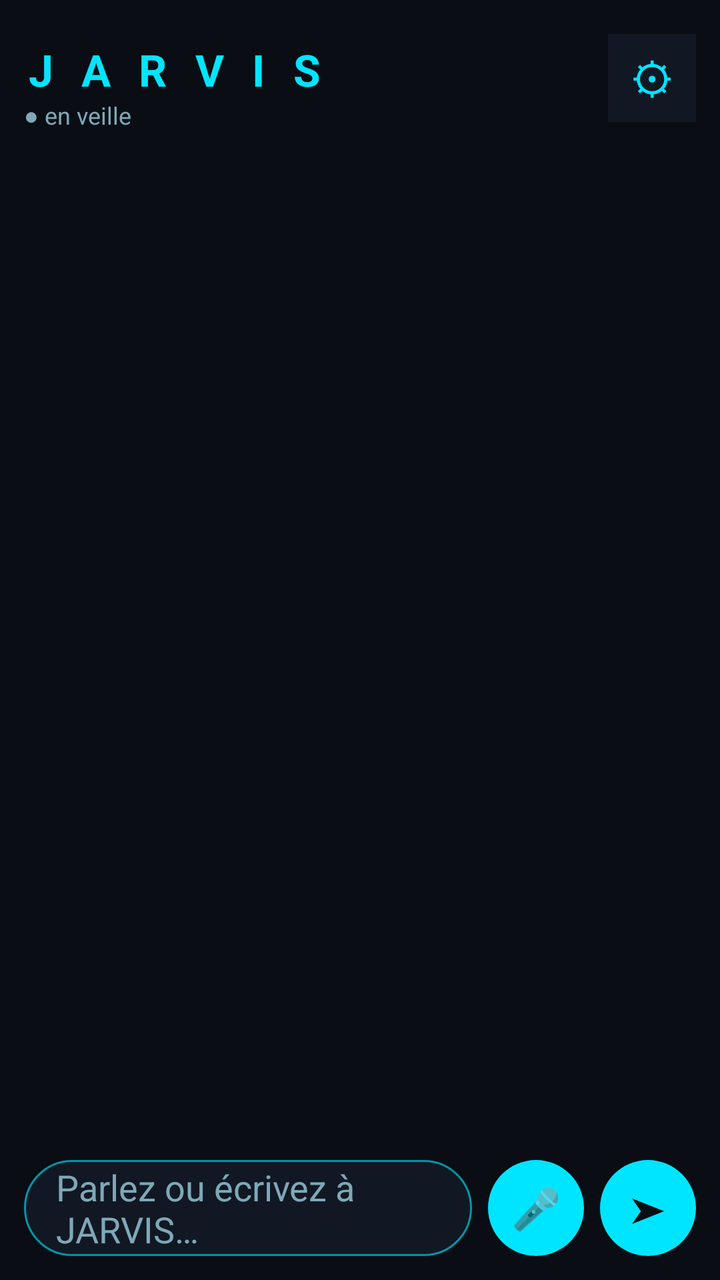
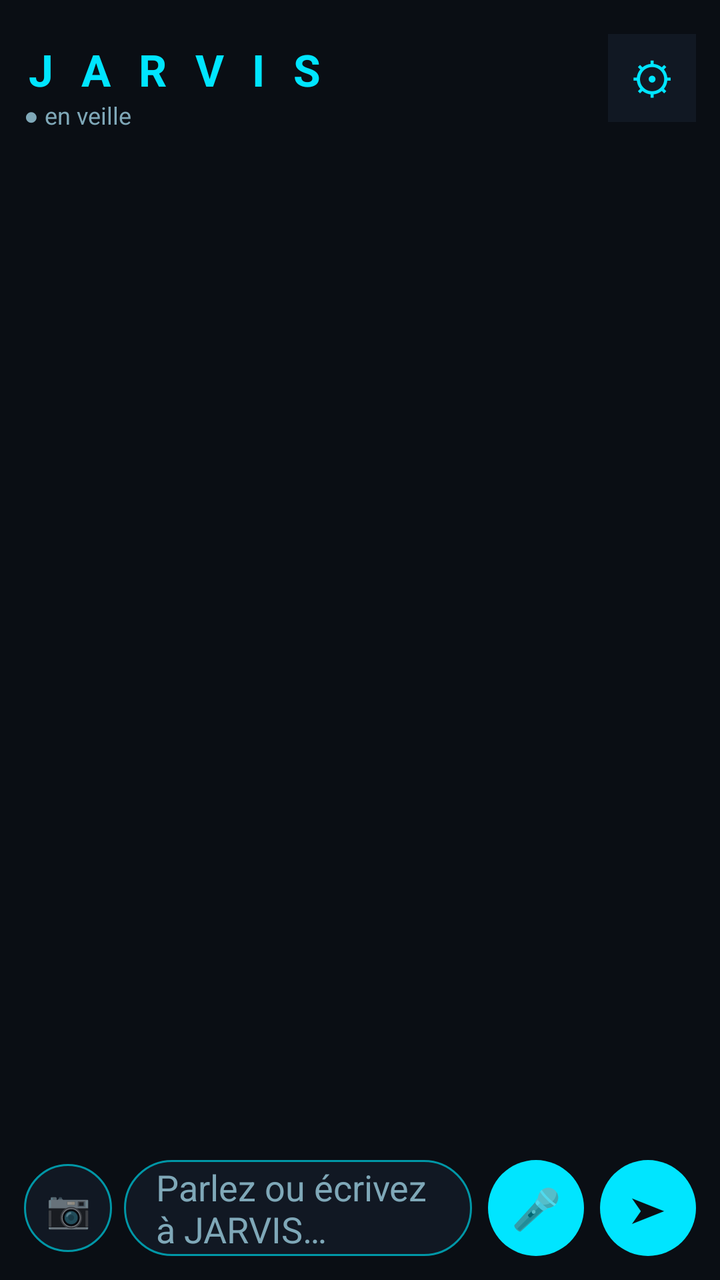

The first picture is an Android layout as it rendered before a commit; the second is the same layout after the commit. The layout source and the unified diff follow.
<!-- AndroidManifest.xml: activity theme Theme.Jarvis -->
<!-- res/layout/activity_main.xml -->
<?xml version="1.0" encoding="utf-8"?>
<LinearLayout xmlns:android="http://schemas.android.com/apk/res/android"
    android:layout_width="match_parent"
    android:layout_height="match_parent"
    android:orientation="vertical"
    android:background="@color/background_dark"
    android:padding="12dp">

    <LinearLayout
        android:layout_width="match_parent"
        android:layout_height="wrap_content"
        android:orientation="horizontal"
        android:gravity="center_vertical">

        <LinearLayout
            android:layout_width="0dp"
            android:layout_height="wrap_content"
            android:layout_weight="1"
            android:orientation="vertical">

            <TextView
                android:id="@+id/titleText"
                android:layout_width="wrap_content"
                android:layout_height="wrap_content"
                android:text="J A R V I S"
                android:textColor="@color/cyan_accent"
                android:textSize="22sp"
                android:textStyle="bold"
                android:letterSpacing="0.2"
                android:paddingTop="8dp" />

            <TextView
                android:id="@+id/statusText"
                android:layout_width="wrap_content"
                android:layout_height="wrap_content"
                android:text="● en veille"
                android:textColor="@color/text_secondary"
                android:textSize="12sp" />

        </LinearLayout>

        <TextView
            android:id="@+id/settingsButton"
            android:layout_width="44dp"
            android:layout_height="44dp"
            android:text="⚙"
            android:textSize="22sp"
            android:textColor="@color/cyan_accent"
            android:gravity="center"
            android:background="@color/surface_dark" />

    </LinearLayout>

    <androidx.recyclerview.widget.RecyclerView
        android:id="@+id/recyclerView"
        android:layout_width="match_parent"
        android:layout_height="0dp"
        android:layout_weight="1"
        android:layout_marginTop="12dp"
        android:clipToPadding="false"
        android:paddingBottom="8dp" />

    <LinearLayout
        android:id="@+id/inputBar"
        android:layout_width="match_parent"
        android:layout_height="wrap_content"
        android:orientation="horizontal"
        android:gravity="center_vertical"
        android:paddingTop="8dp">

        <EditText
            android:id="@+id/messageInput"
            android:layout_width="0dp"
            android:layout_height="48dp"
            android:layout_weight="1"
            android:background="@drawable/bg_input"
            android:paddingStart="16dp"
            android:paddingEnd="16dp"
            android:hint="@string/hint_message"
            android:textColorHint="@color/text_secondary"
            android:textColor="@color/text_primary"
            android:maxLines="3"
            android:inputType="textMultiLine|textCapSentences" />

        <TextView
            android:id="@+id/micButton"
            android:layout_width="48dp"
            android:layout_height="48dp"
            android:layout_marginStart="8dp"
            android:text="🎤"
            android:textSize="20sp"
            android:gravity="center"
            android:background="@drawable/bg_mic_button" />

        <TextView
            android:id="@+id/sendButton"
            android:layout_width="48dp"
            android:layout_height="48dp"
            android:layout_marginStart="8dp"
            android:text="➤"
            android:textSize="18sp"
            android:textColor="@color/background_dark"
            android:gravity="center"
            android:background="@drawable/bg_mic_button" />

    </LinearLayout>

</LinearLayout>
<!-- resources referenced by this layout -->
<resources>
  <color name="background_dark">#0A0E14</color>
  <color name="cyan_accent">#00E5FF</color>
  <color name="surface_dark">#111823</color>
  <color name="text_primary">#E8F6FF</color>
  <color name="text_secondary">#7FA8B8</color>
  <!-- drawable bg_input (drawable) -->
  <?xml version="1.0" encoding="utf-8"?>
  <shape xmlns:android="http://schemas.android.com/apk/res/android" android:shape="rectangle">
      <solid android:color="@color/surface_dark" />
      <stroke android:width="1dp" android:color="@color/cyan_dim" />
      <corners android:radius="24dp" />
  </shape>
  <!-- drawable bg_mic_button (drawable) -->
  <?xml version="1.0" encoding="utf-8"?>
  <shape xmlns:android="http://schemas.android.com/apk/res/android" android:shape="oval">
      <solid android:color="@color/cyan_accent" />
  </shape>
  <string name="hint_message">Parlez ou écrivez à JARVIS…</string>
  <style name="Theme.Jarvis" parent="Theme.MaterialComponents.DayNight.NoActionBar">
          <item name="colorPrimary">@color/cyan_accent</item>
          <item name="colorPrimaryDark">@color/background_dark</item>
          <item name="colorAccent">@color/cyan_accent</item>
          <item name="android:windowBackground">@color/background_dark</item>
          <item name="android:statusBarColor">@color/background_dark</item>
          <item name="android:navigationBarColor">@color/background_dark</item>
          <item name="android:textColorPrimary">@color/text_primary</item>
      </style>
  <color name="cyan_dim">#0097A7</color>
</resources>

<!-- the commit's change to res/layout/activity_main.xml (unified diff, before → after) -->
@@ -61,12 +61,48 @@
         android:paddingBottom="8dp" />
 
     <LinearLayout
+        android:id="@+id/pendingImageBar"
+        android:layout_width="match_parent"
+        android:layout_height="wrap_content"
+        android:orientation="horizontal"
+        android:gravity="center_vertical"
+        android:visibility="gone"
+        android:paddingTop="8dp">
+
+        <ImageView
+            android:id="@+id/pendingImageThumbnail"
+            android:layout_width="56dp"
+            android:layout_height="56dp"
+            android:scaleType="centerCrop" />
+
+        <TextView
+            android:id="@+id/removePendingImageButton"
+            android:layout_width="wrap_content"
+            android:layout_height="wrap_content"
+            android:layout_marginStart="12dp"
+            android:text="✕ retirer la photo"
+            android:textColor="@color/text_secondary"
+            android:textSize="12sp" />
+
+    </LinearLayout>
+
+    <LinearLayout
         android:id="@+id/inputBar"
         android:layout_width="match_parent"
         android:layout_height="wrap_content"
         android:orientation="horizontal"
         android:gravity="center_vertical"
         android:paddingTop="8dp">
+
+        <TextView
+            android:id="@+id/photoButton"
+            android:layout_width="44dp"
+            android:layout_height="44dp"
+            android:layout_marginEnd="6dp"
+            android:text="📷"
+            android:textSize="18sp"
+            android:gravity="center"
+            android:background="@drawable/bg_input" />
 
         <EditText
             android:id="@+id/messageInput"
